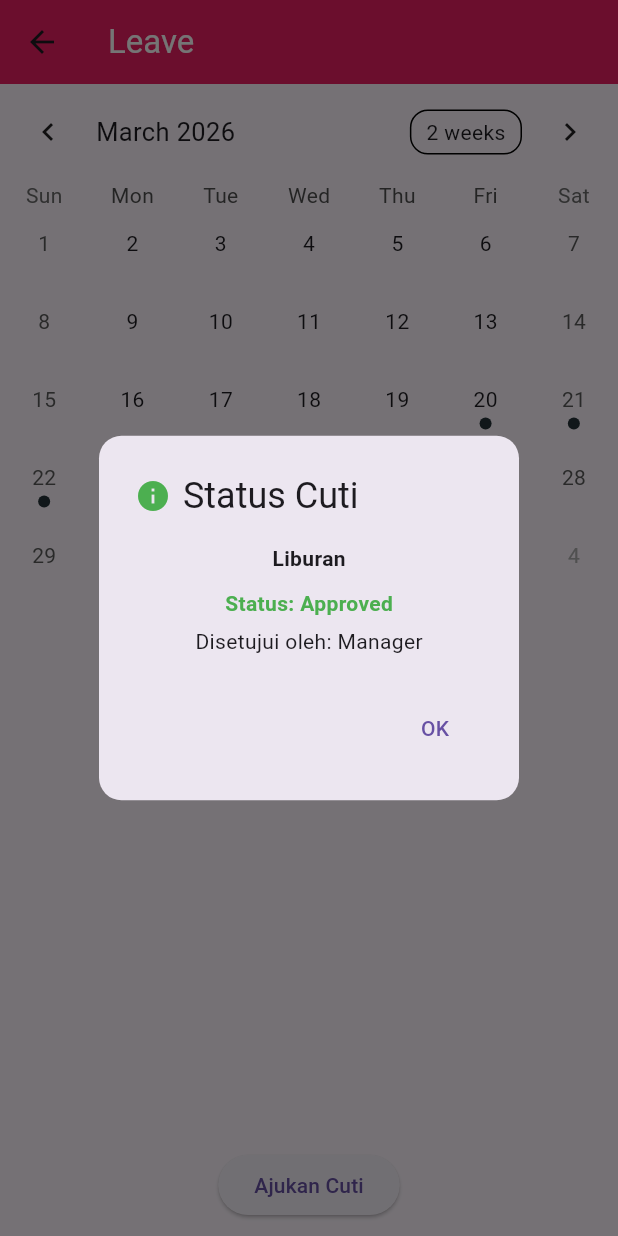
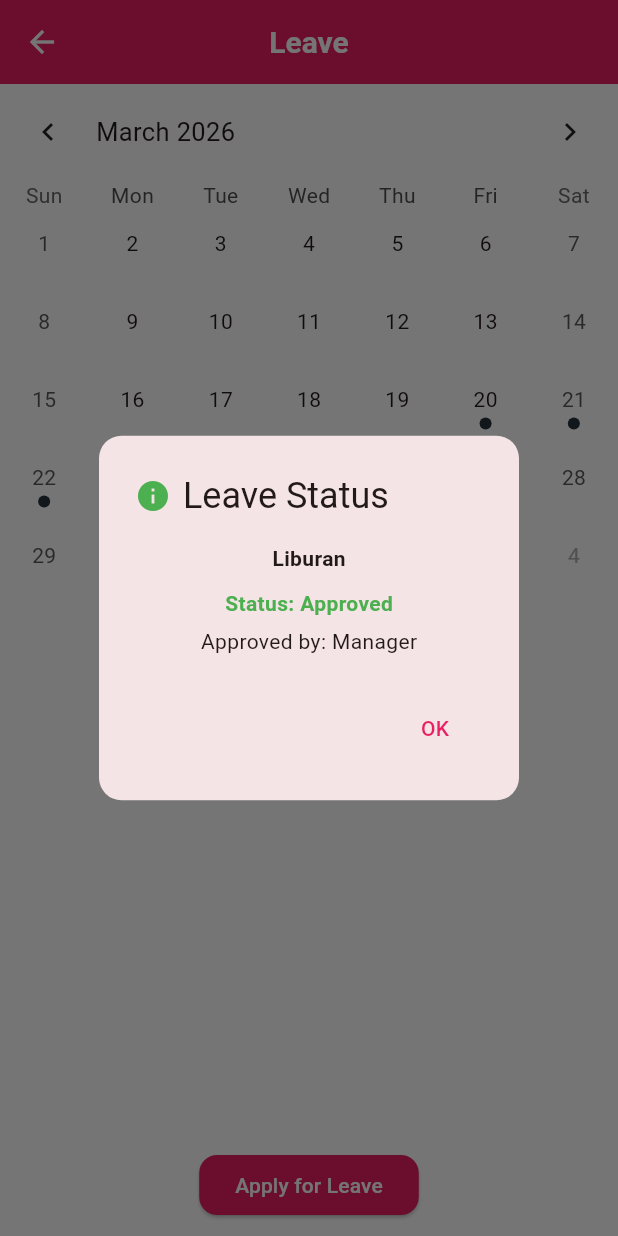
Before and after one commit to anrexus7/RPLL-HBC, a Flutter app: the HomeScreen screen opened by its route, after a tap on an icon or button, on a phone screen of 412 x 824 dp. Run offline on Flutter 3.47's test engine with Material 3 defaults, Android fonts, the phone set to English and light mode, and no system bars; drawn by our look-alikes of table_calendar; our stand-ins replace image_picker, shared_preferences; missing offline and left inert: mobile_scanner; accounts and stored records are empty.

Commit message:
tambah fitur refresh, perbaikin leave, dan tambah reimbursment

```diff
--- a/mobile/lib/screen/leave/leave_screen.dart
+++ b/mobile/lib/screen/leave/leave_screen.dart
@@ -57,7 +57,6 @@ class _LeaveScreenState extends State<LeaveScreen> {
       ),
       body: Column(
         children: [
-          /// 📅 KALENDER
           TableCalendar(
             focusedDay: focusedDay,
             firstDay: DateTime(2020),
@@ -70,11 +69,16 @@ class _LeaveScreenState extends State<LeaveScreen> {
               });
             },
             eventLoader: (day) => getCutiByDate(day),
+
+            headerStyle: const HeaderStyle(
+              formatButtonVisible: false,
+            ),
+
           ),
 
           const SizedBox(height: 10),
 
-          /// 📌 LIST CUTI
+//LIST CUTI
           Expanded(
             child: ListView.builder(
               itemCount: getCutiByDate(selectedDay ?? DateTime.now()).length,
@@ -125,7 +129,7 @@ class _LeaveScreenState extends State<LeaveScreen> {
             padding: const EdgeInsets.all(10),
             child: ElevatedButton(
               onPressed: () => _showForm(context),
-              child: const Text("Ajukan Cuti"),
+              child: const Text("Apply for Leave"),
             ),
           ),
         ],
@@ -153,7 +157,7 @@ class _LeaveScreenState extends State<LeaveScreen> {
             children: [
               /// TITLE
               const Text(
-                "Ajukan Cuti",
+                "Apply for Leave",
                 style: TextStyle(fontSize: 18, fontWeight: FontWeight.bold),
               ),
 
@@ -163,7 +167,7 @@ class _LeaveScreenState extends State<LeaveScreen> {
               TextField(
                 controller: keteranganController,
                 decoration: InputDecoration(
-                  labelText: "Keterangan",
+                  labelText: "Description",
                   border: OutlineInputBorder(
                     borderRadius: BorderRadius.circular(10),
                   ),
@@ -189,7 +193,7 @@ class _LeaveScreenState extends State<LeaveScreen> {
                       },
                       child: Text(
                         startDate == null
-                            ? "Tanggal Mulai"
+                            ? "Start Date"
                             : startDate!.toString().substring(0, 10),
                       ),
                     ),
@@ -208,7 +212,7 @@ class _LeaveScreenState extends State<LeaveScreen> {
                       },
                       child: Text(
                         endDate == null
-                            ? "Tanggal Akhir"
+                            ? "End Date"
                             : endDate!.toString().substring(0, 10),
                       ),
                     ),
@@ -231,7 +235,7 @@ class _LeaveScreenState extends State<LeaveScreen> {
                         startDate == null ||
                         endDate == null) {
                       ScaffoldMessenger.of(context).showSnackBar(
-                        const SnackBar(content: Text("Isi semua field!")),
+                        const SnackBar(content: Text("Fill In All Fields!")),
                       );
                       return;
                     }
@@ -294,7 +298,7 @@ class _LeaveScreenState extends State<LeaveScreen> {
             children: [
               Icon(Icons.info, color: statusColor),
               const SizedBox(width: 8),
-              const Text("Status Cuti"),
+              const Text("Leave Status"),
             ],
           ),
           content: Column(
@@ -313,7 +317,7 @@ class _LeaveScreenState extends State<LeaveScreen> {
                 ),
               ),
               const SizedBox(height: 5),
-              Text("Disetujui oleh: ${cuti.disetujuiOleh}"),
+              Text("Approved by: ${cuti.disetujuiOleh}"),
             ],
           ),
           actions: [
--- a/mobile/lib/static/navigation_route.dart
+++ b/mobile/lib/static/navigation_route.dart
@@ -1,9 +1,11 @@
 enum NavigationRoute {
   homeRoute("/home"),
+  login("/login"),
   profile("/profile"),
   leave("/leave"),
   reimbursement("/reimbursement"),
-  wage("/wage");
+  wage("/wage"),
+  scanner("/scanner");
 
   const NavigationRoute(this.name);
   final name;
--- /dev/null
+++ b/mobile/lib/style/thema.dart
@@ -0,0 +1,56 @@
+import 'package:flutter/material.dart';
+
+class AppTheme {
+  static ThemeData lightTheme = ThemeData(
+    primaryColor: Colors.pink,
+
+    scaffoldBackgroundColor: Colors.white,
+
+    colorScheme: ColorScheme.fromSeed(
+      seedColor: Colors.pink,
+      primary: Colors.pink,
+      secondary: Colors.pinkAccent,
+    ),
+
+    appBarTheme: const AppBarTheme(
+      backgroundColor: Colors.pink,
+      elevation: 0,
+      centerTitle: true,
+      iconTheme: IconThemeData(color: Colors.white), // tombol back putih
+      titleTextStyle: TextStyle(
+        color: Colors.white,
+        fontSize: 20,
+        fontWeight: FontWeight.bold,
+      ),
+    ),
+
+    inputDecorationTheme: InputDecorationTheme(
+      focusedBorder: OutlineInputBorder(
+        borderSide: const BorderSide(color: Colors.pink),
+        borderRadius: BorderRadius.circular(12),
+      ),
+      border: OutlineInputBorder(
+        borderRadius: BorderRadius.circular(12),
+      ),
+      prefixIconColor: Colors.pink,
+      labelStyle: const TextStyle(color: Colors.pink),
+    ),
+
+    elevatedButtonTheme: ElevatedButtonThemeData(
+      style: ElevatedButton.styleFrom(
+        backgroundColor: Colors.pink,
+        foregroundColor: Colors.white,
+        shape: RoundedRectangleBorder(
+          borderRadius: BorderRadius.circular(12),
+        ),
+      ),
+    ),
+
+    textTheme: const TextTheme(
+      titleLarge: TextStyle(
+        color: Colors.pink,
+        fontWeight: FontWeight.bold,
+      ),
+    ),
+  );
+}
--- a/mobile/pubspec.yaml
+++ b/mobile/pubspec.yaml
@@ -37,6 +37,7 @@ dependencies:
   cupertino_icons: ^1.0.8
   table_calendar: ^3.0.9
   shared_preferences: ^2.2.2
+  image_picker: ^1.2.1
 
 dev_dependencies:
   flutter_test:
```
Also changed, not shown: mobile/lib/main.dart (+10 -1 lines), mobile/lib/model/reimbursement.dart (added, +19 -0 lines), mobile/lib/screen/home/home_screen.dart (+4 -38 lines), mobile/lib/screen/home/scanner_screen.dart (added, +72 -0 lines), mobile/lib/screen/login/login_screen.dart (added, +148 -0 lines), mobile/lib/screen/reimbursement/reimbursement_screen.dart (added, +192 -0 lines), mobile/pubspec.lock, 6 other files.
